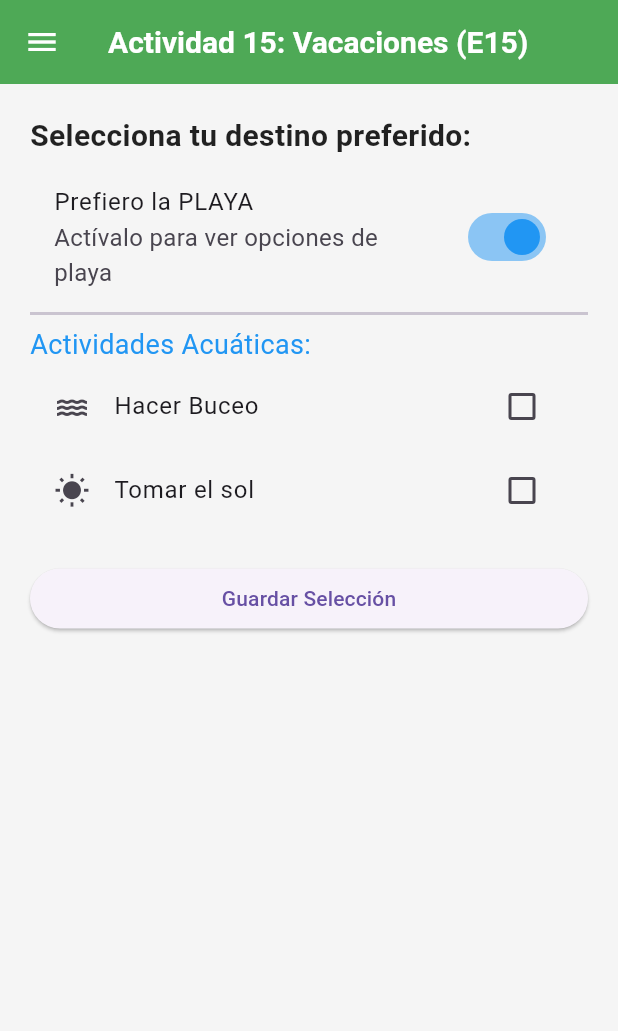
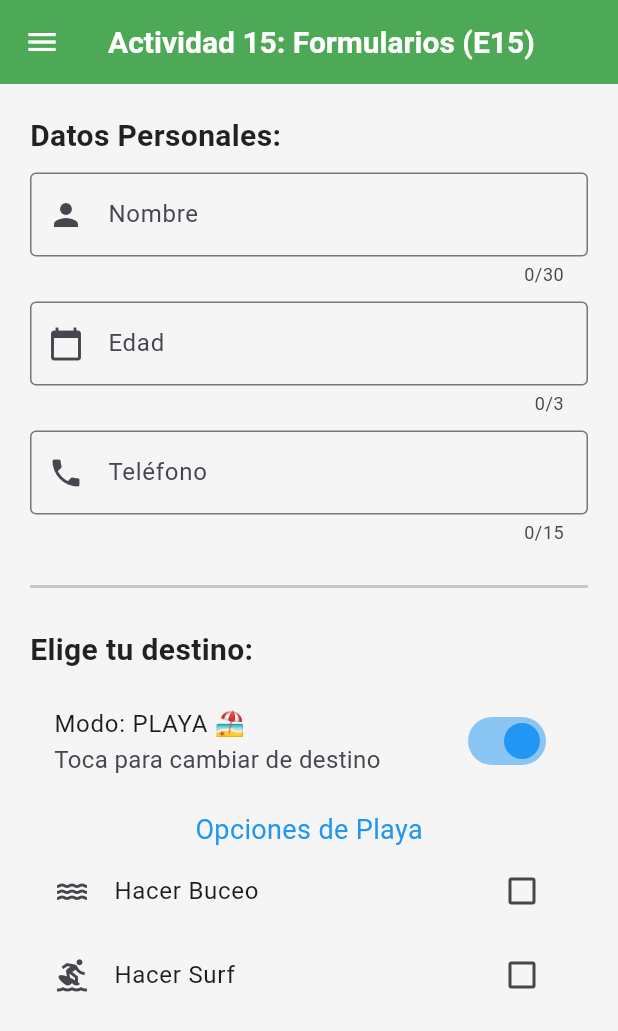
Before and after one commit to JuanAndresGasparMaldonado/juanandres_pmdm, a Flutter app: the PantallaActividad15 screen opened by its route, on a phone screen of 412 x 824 dp. Shown: the top 1031 px of the screen. Run offline on Flutter 3.47's test engine with Material 3 defaults, Android fonts, the phone set to English and light mode, and no system bars; our stand-ins replace auto_size_text, google_fonts; network calls fail.

Commit message:
Finalización Entrega 8

```diff
--- a/drawer_unificado/lib/main.dart
+++ b/drawer_unificado/lib/main.dart
@@ -69,7 +69,7 @@
         '/juego_colores': (context) => const RandomColors(),
         '/juego_pulsar': (context) => const PantallaJuegoPulsar(),
         '/adivina_numero': (context) => const AdivinaSimple(),
-        '/formulario_condicional': (context) => const PantallaActividad15(),
+        '/formulario': (context) => const PantallaActividad15(),
       },
     );
   }
--- a/drawer_unificado/lib/screens/pantalla_actividad15.dart
+++ b/drawer_unificado/lib/screens/pantalla_actividad15.dart
@@ -1,4 +1,5 @@
 import 'package:flutter/material.dart';
+import 'package:flutter/services.dart';
 import 'package:drawer_unificado/widgets/menu_drawer.dart';
 
 class PantallaActividad15 extends StatefulWidget {
@@ -9,12 +10,12 @@
 }
 
 class _PantallaActividad15State extends State<PantallaActividad15> {
-  // Variable para el Switch principal
-  bool _vacacionesEnPlaya = true;
+  // Esta es la variable principal, controla si estamos en modo Playa o Montaña
+  bool _esPlaya = true;
 
   // Variables para las opciones de PLAYA
   bool _gustaBuceo = false;
-  bool _gustaTomarSol = false;
+  bool _gustaSurf = false;
 
   // Variables para las opciones de MONTAÑA
   bool _gustaSenderismo = false;
@@ -23,79 +24,110 @@
   @override
   Widget build(BuildContext context) {
     return Scaffold(
-      appBar: AppBar(title: const Text("Actividad 15: Vacaciones (E15)")),
+      appBar: AppBar(title: const Text("Actividad 15: Formularios (E15)")),
       drawer: const MenuDrawer(),
       body: Padding(
         padding: const EdgeInsets.all(20.0),
         child: ListView(
           children: [
             const Text(
-              "Selecciona tu destino preferido:",
+              "Datos Personales:",
               style: TextStyle(fontSize: 20, fontWeight: FontWeight.bold),
             ),
             const SizedBox(height: 10),
 
-            // 1. EL SWITCH PRINCIPAL
-            // Uso SwitchListTile para que tenga texto al lado
+            // 1. Campo Nombre: Solo permite letras y espacios
+            TextField(
+              decoration: const InputDecoration(
+                labelText: 'Nombre',
+                border: OutlineInputBorder(),
+                prefixIcon: Icon(Icons.person),
+              ),
+              maxLength: 30,
+              keyboardType: TextInputType.name,
+              inputFormatters: [
+                // Permite solo letras (a-z) y espacios. Incluyo ñ y tildes básicas.
+                FilteringTextInputFormatter.allow(
+                  RegExp(r'[a-zA-ZñÑáéíóúÁÉÍÓÚ\s]'),
+                ),
+              ],
+            ),
+            const SizedBox(height: 10),
+
+            // 2. Campo Edad: Solo permite números
+            TextField(
+              decoration: const InputDecoration(
+                labelText: 'Edad',
+                border: OutlineInputBorder(),
+                prefixIcon: Icon(Icons.calendar_today),
+              ),
+              maxLength: 3,
+              keyboardType: TextInputType.number,
+              inputFormatters: [
+                FilteringTextInputFormatter
+                    .digitsOnly, // No permite nada que no sea números
+              ],
+            ),
+            const SizedBox(height: 10),
+
+            // 3. Campo Teléfono: Teclado numérico y solo números
+            TextField(
+              decoration: const InputDecoration(
+                labelText: 'Teléfono',
+                border: OutlineInputBorder(),
+                prefixIcon: Icon(Icons.phone),
+              ),
+              maxLength: 15,
+              keyboardType: TextInputType.phone,
+              inputFormatters: [FilteringTextInputFormatter.digitsOnly],
+            ),
+
+            const SizedBox(height: 20),
+            const Divider(thickness: 2),
+            const SizedBox(height: 20),
+
+            // --- Formulario PLAYA O MONTAÑA ---
+            const Text(
+              "Elige tu destino:",
+              style: TextStyle(fontSize: 20, fontWeight: FontWeight.bold),
+            ),
+
+            const SizedBox(height: 10),
+
+            // Switch principal
             SwitchListTile(
-              title: Text(
-                _vacacionesEnPlaya
-                    ? "Prefiero la PLAYA"
-                    : "Prefiero la MONTAÑA",
-              ),
-              subtitle: const Text("Actívalo para ver opciones de playa"),
-              activeColor: Colors.blue, // Color azul para playa
-              inactiveThumbColor: Colors.green, // Color verde para montaña
-              value: _vacacionesEnPlaya,
+              title: Text(_esPlaya ? "Modo: PLAYA 🏖️" : "Modo: MONTAÑA 🏔️"),
+              subtitle: const Text("Toca para cambiar de destino"),
+              activeColor: Colors.blue,
+              inactiveThumbColor: Colors.brown,
+              value: _esPlaya,
               onChanged: (bool valor) {
                 setState(() {
-                  _vacacionesEnPlaya = valor;
-                  // Opcional: Reseteamos los checkboxes al cambiar de modo
+                  _esPlaya = valor;
                   _gustaBuceo = false;
-                  _gustaTomarSol = false;
+                  _gustaSurf = false;
                   _gustaSenderismo = false;
                   _gustaEscalada = false;
                 });
               },
             ),
 
-            const Divider(thickness: 2), // Una línea separadora
-            // 2. LÓGICA CONDICIONAL: Si es true mostramos formulario de Playa, si es false el de Montaña
-            if (_vacacionesEnPlaya)
-              _mostrarOpcionesPlaya()
-            else
-              _mostrarOpcionesMontana(),
+            const SizedBox(height: 10),
 
-            const SizedBox(height: 20),
-
-            // Botón para ver en consola lo que has elegido
-            ElevatedButton(
-              onPressed: () {
-                if (_vacacionesEnPlaya) {
-                  print(
-                    "Destino: Playa. Buceo: $_gustaBuceo, Sol: $_gustaTomarSol",
-                  );
-                } else {
-                  print(
-                    "Destino: Montaña. Senderismo: $_gustaSenderismo, Escalada: $_gustaEscalada",
-                  );
-                }
-              },
-              child: const Text("Guardar Selección"),
-            ),
+            // Lógica condicional: ¿Es playa o montaña?
+            if (_esPlaya) _formularioPlaya() else _formularioMontana(),
           ],
         ),
       ),
     );
   }
 
-  // Formulario A: Opciones de Playa
-  Widget _mostrarOpcionesPlaya() {
+  // Opciones para Playa
+  Widget _formularioPlaya() {
     return Column(
-      crossAxisAlignment: CrossAxisAlignment.start,
       children: [
         const Text(
-          "Actividades Acuáticas:",
+          "Opciones de Playa",
           style: TextStyle(fontSize: 18, color: Colors.blue),
         ),
         CheckboxListTile(
@@ -109,12 +141,12 @@
           },
         ),
         CheckboxListTile(
-          title: const Text("Tomar el sol"),
-          secondary: const Icon(Icons.wb_sunny),
-          value: _gustaTomarSol,
+          title: const Text("Hacer Surf"),
+          secondary: const Icon(Icons.surfing),
+          value: _gustaSurf,
           onChanged: (bool? valor) {
             setState(() {
-              _gustaTomarSol = valor!;
+              _gustaSurf = valor!;
             });
           },
         ),
@@ -122,17 +154,16 @@
     );
   }
 
-  // Formulario B: Opciones de Montaña
-  Widget _mostrarOpcionesMontana() {
+  // Opciones para Montaña
+  Widget _formularioMontana() {
     return Column(
-      crossAxisAlignment: CrossAxisAlignment.start,
       children: [
         const Text(
-          "Actividades de Montaña:",
-          style: TextStyle(fontSize: 18, color: Colors.green),
+          "Opciones de Montaña",
+          style: TextStyle(fontSize: 18, color: Colors.brown),
         ),
         CheckboxListTile(
-          title: const Text("Hacer Senderismo"),
+          title: const Text("Senderismo"),
           secondary: const Icon(Icons.directions_walk),
           value: _gustaSenderismo,
           onChanged: (bool? valor) {
--- a/drawer_unificado/lib/widgets/menu_drawer.dart
+++ b/drawer_unificado/lib/widgets/menu_drawer.dart
@@ -128,9 +128,9 @@
             ),
             ListTile(
               leading: const Icon(Icons.check_box),
-              title: const Text('Formulario Condicional (E15)'), // Punto 7
+              title: const Text('Formularios (E15)'), // Punto 7
               onTap: () {
-                Navigator.pushReplacementNamed(context, '/formulario_condicional');
+                Navigator.pushReplacementNamed(context, '/formulario');
               },
             ),
         ],
```
